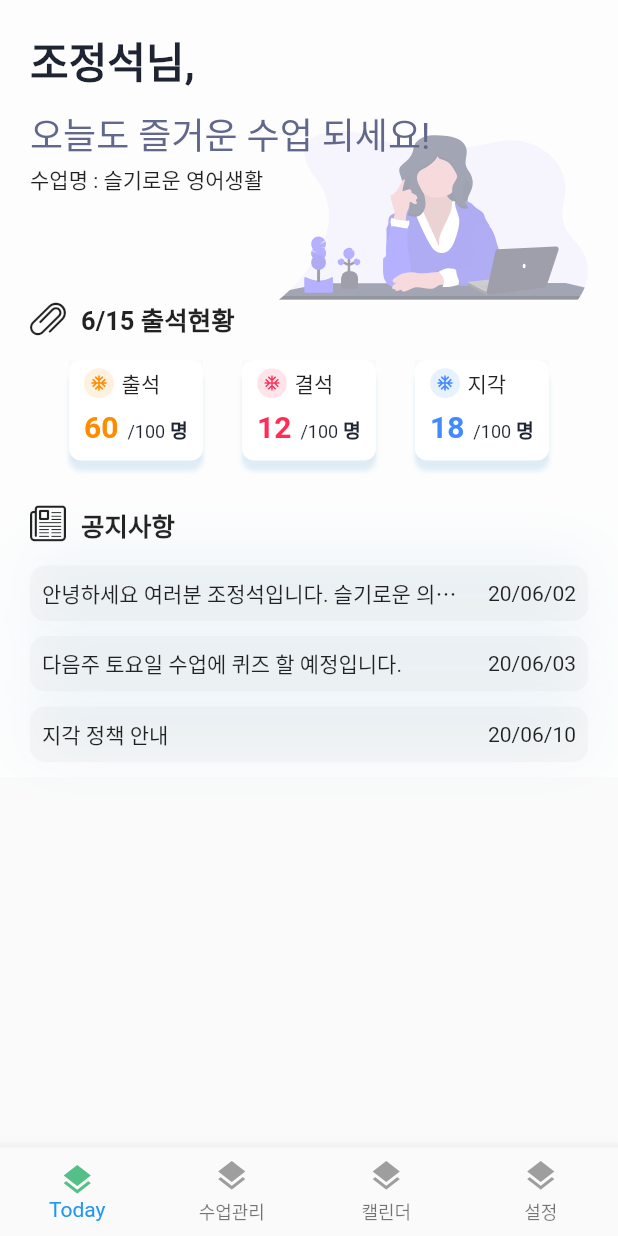
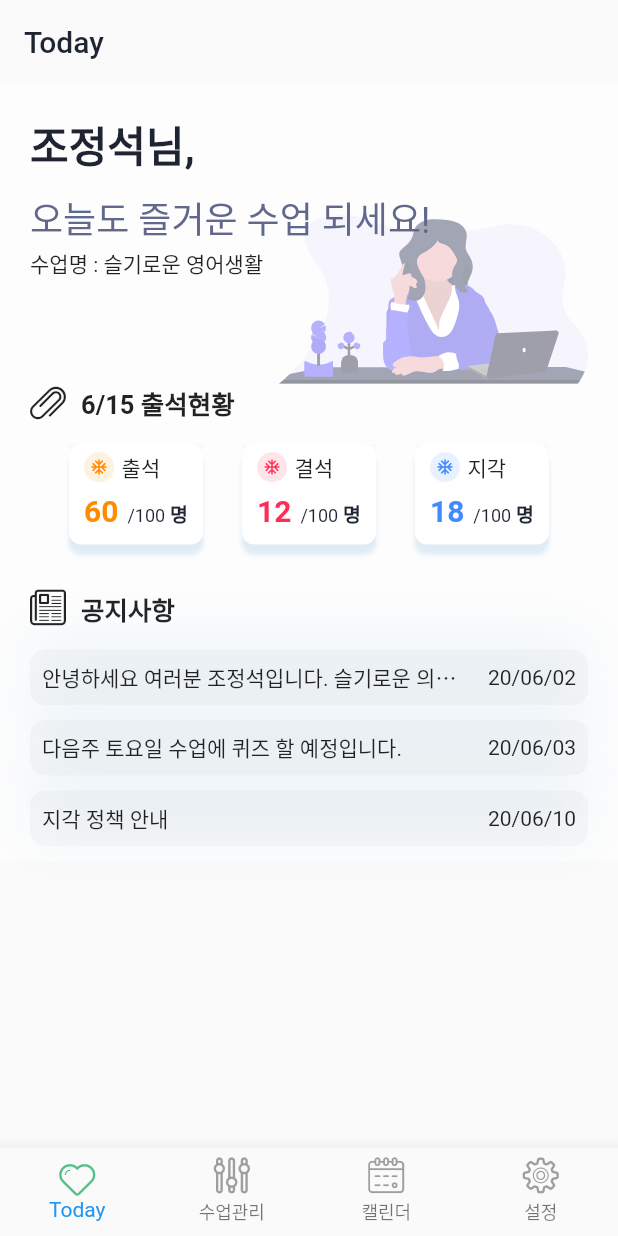
Before and after one commit to zipnyom/semble, a Flutter app: the screen it shows once a user with an empty profile is signed in, on a phone screen of 412 x 824 dp. Run offline on Flutter 3.47's test engine with Material 2 defaults, Android fonts, the phone set to English and light mode, and no system bars; our stand-ins replace cloud_firestore, firebase_auth, fl_chart, flutter_speed_dial, flutter_svg, shared_preferences and 1 more; missing offline and left inert: flutter_beacon, nfc_in_flutter; accounts and stored records are empty; generated files the repository leaves out were written again.

Commit message:
NBN 완료, status바 theme변경

```diff
--- a/lib/screens/main/home/att_detail.dart
+++ b/lib/screens/main/home/att_detail.dart
@@ -20,7 +20,6 @@ class AttDetailPage extends StatelessWidget {
         ],
         child: Scaffold(
           appBar: appBarDetail(context, "출석 상세화면"),
-          bottomNavigationBar: customBottomNavBar,
           body: Padding(
             padding: const EdgeInsets.all(16.0),
             child: Column(
--- a/lib/screens/main/home/home_page.dart
+++ b/lib/screens/main/home/home_page.dart
@@ -3,7 +3,6 @@ import 'package:flutter/material.dart';
 import 'package:flutter_svg/svg.dart';
 import 'package:schuul/constants.dart';
 import 'package:schuul/presentation/custom_icon_icons.dart';
-import 'package:schuul/screens/main/home/att_detail.dart';
 import 'package:schuul/screens/main/home/model/class_model.dart';
 import 'package:schuul/screens/main/home/provider/class_notifier.dart';
 import 'package:schuul/screens/main/widgets/info_card.dart';
@@ -51,7 +50,17 @@ class _HomePageState extends State<HomePage> {
     DateTime now = DateTime.now();
     String today = "${now.month}/${now.day}";
 
-    return Container(
+    return Scaffold(
+      appBar: AppBar(
+          title: Text(
+            "Today",
+            style: TextStyle(color: kTextColor),
+          ),
+          brightness: Brightness.light,
+          backgroundColor: Colors.transparent,
+          elevation: 0.0,
+          actions: <Widget>[]),
+      body: Container(
         width: double.infinity,
         child: Stack(
           children: [
@@ -89,6 +98,7 @@ class _HomePageState extends State<HomePage> {
               ),
             ),
           ],
+        ),
       ),
     );
   }
@@ -207,8 +217,6 @@ class AttendanceStatus extends StatelessWidget {
 
   @override
   Widget build(BuildContext context) {
-
-
     return Row(
       mainAxisAlignment: MainAxisAlignment.spaceEvenly,
       children: <Widget>[
--- a/lib/screens/main/widgets/bottom_navigation.dart
+++ b/lib/screens/main/widgets/bottom_navigation.dart
@@ -1,5 +1,6 @@
 import 'package:flutter/material.dart';
 import 'package:schuul/constants.dart';
+import 'package:schuul/presentation/custom_icon_icons.dart';
 import 'package:schuul/screens/main/account_page.dart';
 import 'package:schuul/screens/main/calendar_page.dart';
 import 'package:schuul/screens/main/dashboard_page.dart';
@@ -18,6 +19,13 @@ Map<TabItem, Widget> activeTab = {
   TabItem.dashboard: DashBoardPage(),
   TabItem.calendar: CalendarPage(),
   TabItem.setting: AccountPage()
+};
+
+Map<TabItem, IconData> tabIcon = {
+  TabItem.home: CustomIcon.heart,
+  TabItem.dashboard: CustomIcon.params,
+  TabItem.calendar: CustomIcon.calendar,
+  TabItem.setting: CustomIcon.cog
 };
 
 class BottomNavigation extends StatelessWidget {
@@ -43,10 +51,9 @@ class BottomNavigation extends StatelessWidget {
 
   BottomNavigationBarItem _buildItem({TabItem tabItem}) {
     String text = tabName[tabItem];
-    IconData icon = Icons.layers;
     return BottomNavigationBarItem(
       icon: Icon(
-        icon,
+        tabIcon[tabItem],
         color: _colorTabMatching(item: tabItem),
       ),
       title: Text(
--- a/lib/widgets/widget.dart
+++ b/lib/widgets/widget.dart
@@ -32,6 +32,7 @@ Widget appBarDetail(BuildContext context, String title) {
   return AppBar(
       title: Text(title),
       backgroundColor: Colors.transparent,
+      brightness: Brightness.light,
       leading: IconButton(
         icon: Icon(
           Icons.arrow_back,
```
Also changed, not shown: lib/screens/main/main_route.dart (+5 -3 lines). Lines whose indentation alone changed are shown as unchanged.
